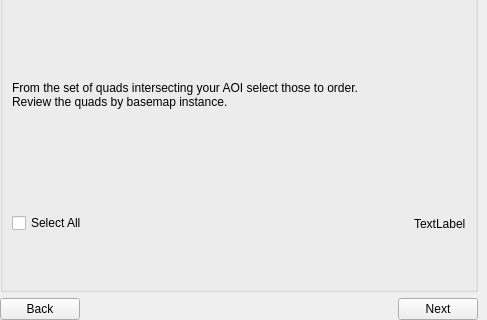
The window that planet_explorer/ui/basemaps_widget.ui (planetlabs/qgis-planet-plugin) describes before a commit, drawn with Qt 5; both pictures show x 0 to 487 and y 239 to 559 of the 487 by 559 pixel window.
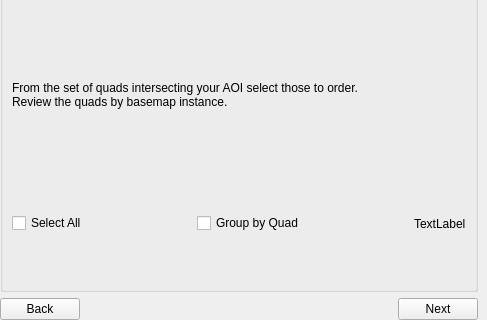
The same window after the commit. The open tabs and pages were chosen to show the change. Icons and pictures are not drawn. Custom widgets are drawn as their Qt base class.

Commit message: allow ordering quads by quad ids

```diff
--- a/planet_explorer/ui/basemaps_widget.ui
+++ b/planet_explorer/ui/basemaps_widget.ui
@@ -790,6 +790,26 @@
               </property>
              </widget>
             </item>
+            <item>
+             <spacer name="horizontalSpacer_12">
+              <property name="orientation">
+               <enum>Qt::Horizontal</enum>
+              </property>
+              <property name="sizeHint" stdset="0">
+               <size>
+                <width>40</width>
+                <height>20</height>
+               </size>
+              </property>
+             </spacer>
+            </item>
+            <item>
+             <widget class="QCheckBox" name="chkGroupByQuad">
+              <property name="text">
+               <string>Group by Quad</string>
+              </property>
+             </widget>
+            </item>
             <item>
              <spacer name="horizontalSpacer_7">
               <property name="orientation">
```
Left out of the diff: 4 changed lines with no effect on the pictures. The commit also changes 2 other files.
